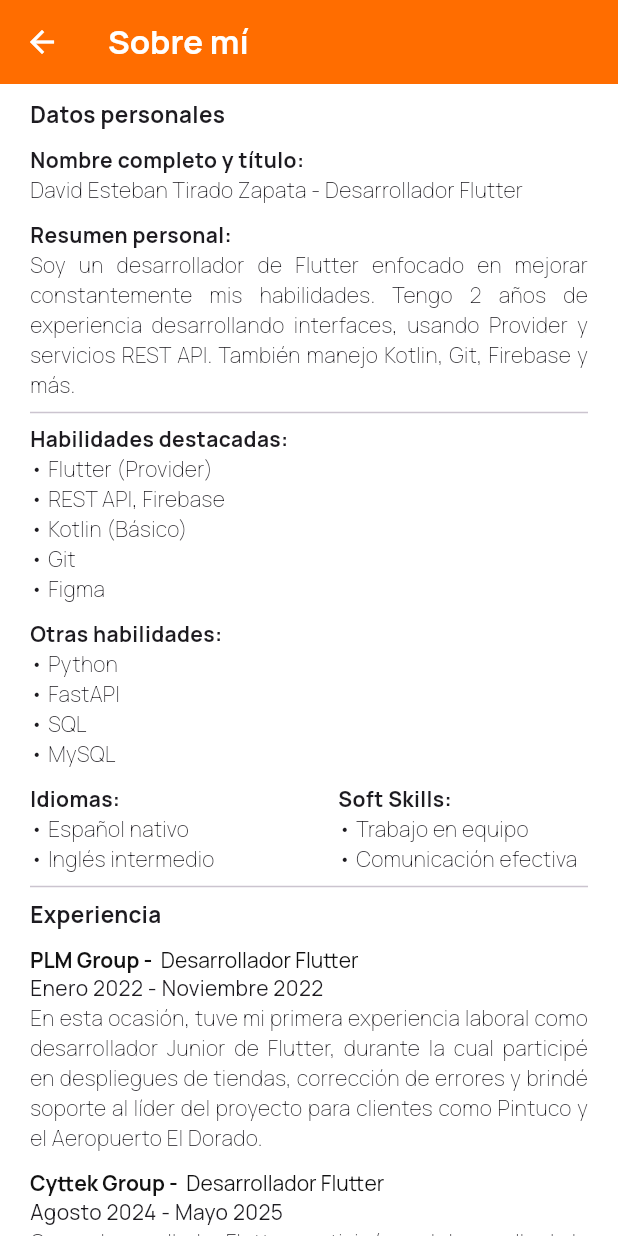
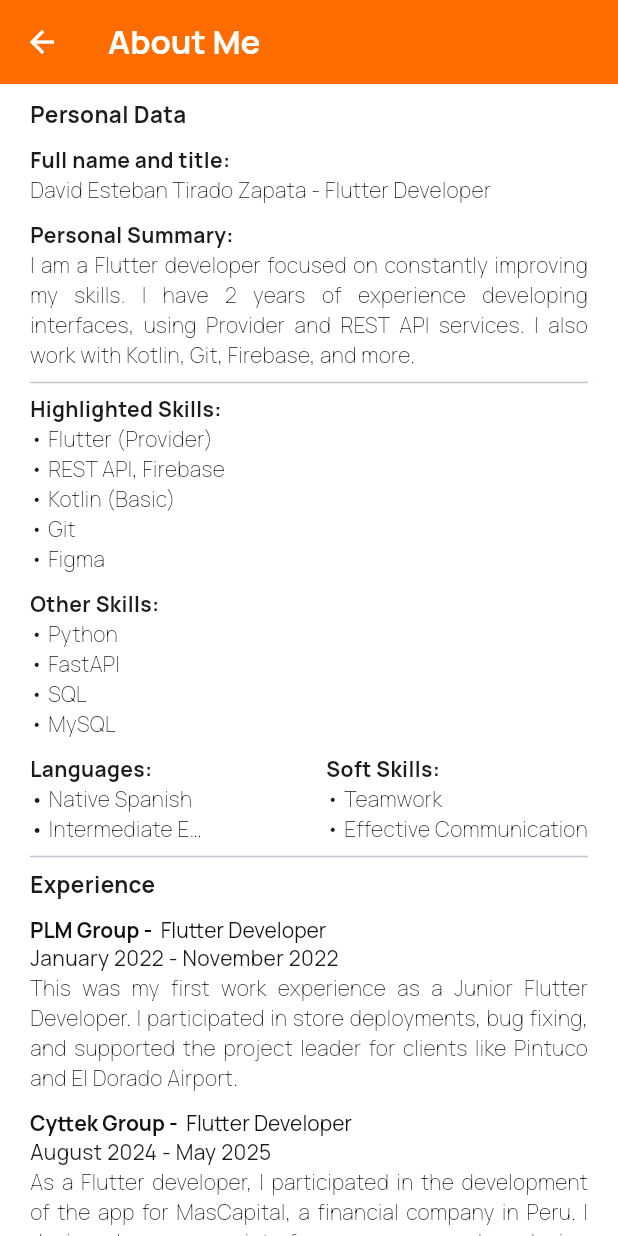
Before and after one commit to DavidTiradoDev/my_cv, a Flutter app: the AbouteMeScreen screen opened directly, on a phone screen of 412 x 824 dp. Run offline on Flutter 3.47's test engine with Material 3 defaults, Android fonts, the phone set to English and light mode, and no system bars; our stand-ins replace easy_localization, get, google_fonts, lottie, lucide_icons_flutter; missing offline and left inert: easy_url_launcher.

Commit message:
implementación de idiomas

```diff
--- /dev/null
+++ b/assets/lang/en.json
@@ -0,0 +1,50 @@
+{
+    "welcome_portfolio": "Welcome to my portfolio",
+    "welcome": "Welcome",
+    "my_name_is": "my name is",
+    "view_info": "Here you can see all my professional information",
+    "projects": "Projects",
+    "about_me": "About Me",
+    "contacts": "Contacts",
+    "studies": "Studies",
+    "personal_data": "Personal Data",
+    "full_name_title": "Full name and title:",
+    "full_name": "David Esteban Tirado Zapata - Flutter Developer",
+    "personal_summary_title": "Personal Summary:",
+    "personal_summary": "I am a Flutter developer focused on constantly improving my skills. I have 2 years of experience developing interfaces, using Provider and REST API services. I also work with Kotlin, Git, Firebase, and more.",
+    "highlighted_skills_title": "Highlighted Skills:",
+    "highlighted_skills": "• Flutter (Provider)\n• REST API, Firebase\n• Kotlin (Basic)\n• Git\n• Figma",
+    "other_skills_title": "Other Skills:",
+    "other_skills": "• Python\n• FastAPI\n• SQL\n• MySQL",
+    "languages_title": "Languages:",
+    "spanish": "Native Spanish",
+    "english": "Intermediate English",
+    "soft_skills_title": "Soft Skills:",
+    "soft_skills": "• Teamwork\n• Effective Communication",
+    "experience": "Experience",
+    "flutter_dev": "Flutter Developer",
+    "jan_2022_nov_2022": "January 2022 - November 2022",
+    "first_experience": "This was my first work experience as a Junior Flutter Developer. I participated in store deployments, bug fixing, and supported the project leader for clients like Pintuco and El Dorado Airport.",
+    "aug_2024_may_2025": "August 2024 - May 2025",
+    "mascapital_experience": "As a Flutter developer, I participated in the development of the app for MasCapital, a financial company in Peru. I designed user interfaces, proposed design improvements, consumed REST APIs, contributed to native Android implementation for card payments, and helped integrate Firebase into the project.",
+    "my_contacts": "My Contact Info",
+    "phone": "Phone: +57 305 2004610",
+    "email": "Email",
+    "my_degrees": "My Degrees",
+    "high_school": "High School Graduate",
+    "school_name": "Institución Educativa Avelino Saldarriaga",
+    "year_2020": "Year - 2020",
+    "my_diplomas": "My Diplomas",
+    "basic_programming": "Basic Programming",
+    "year_2023": "Year - 2023",
+    "data_analysis": "Data Analysis with Python",
+    "programming_concepts": "Programming Concepts",
+    "flutter_course": "Flutter - Your Complete Development Guide for IOS and Android",
+    "software_eng_fundamentals": "Software Engineering Fundamentals",
+    "git_github": "Git and Github",
+    "mobile_dev": "Mobile App Development",
+    "intro_android_dev": "Introduction to Android App Development",
+    "year_2024": "Year - 2024",
+    "decision_skills_title": "How to solve problems and make decisions effectively",
+    "view_certificates": "View Certificates"
+}
--- a/lib/about_me/interface/aboute_me_screen.dart
+++ b/lib/about_me/interface/aboute_me_screen.dart
@@ -1,3 +1,4 @@
+import 'package:easy_localization/easy_localization.dart';
 import 'package:flutter/material.dart';
 import 'package:google_fonts/google_fonts.dart';
 import 'package:my_cv/utils/colors.dart';
@@ -13,7 +14,7 @@ class AbouteMeScreen extends StatelessWidget {
       backgroundColor: AppColors.white,
       appBar: AppBar(
         title: Text(
-          'Sobre mí',
+          context.tr('about_me'),
           style: GoogleFonts.manrope(fontWeight: FontWeight.bold),
         ),
         backgroundColor: AppColors.orange,
@@ -29,7 +30,7 @@ class AbouteMeScreen extends StatelessWidget {
             crossAxisAlignment: CrossAxisAlignment.start,
             children: [
               Text(
-                'Datos personales',
+                context.tr('personal_data'),
                 style: GoogleFonts.manrope(
                   fontWeight: FontWeight.bold,
                   fontSize: AppDimensions.fontNormal,
@@ -37,73 +38,78 @@ class AbouteMeScreen extends StatelessWidget {
               ),
               SizedBox(height: 10),
               Text(
-                'Nombre completo y título:',
+                context.tr('full_name_title'),
                 style: GoogleFonts.manrope(fontWeight: FontWeight.bold),
               ),
               Text(
-                'David Esteban Tirado Zapata - Desarrollador Flutter',
+                context.tr('full_name'),
                 style: GoogleFonts.manrope(fontWeight: FontWeight.w100),
                 textAlign: TextAlign.justify,
               ),
               SizedBox(height: 10),
               Text(
-                'Resumen personal:',
+                context.tr('personal_summary_title'),
                 style: GoogleFonts.manrope(fontWeight: FontWeight.bold),
               ),
               Text(
-                'Soy un desarrollador de Flutter enfocado en mejorar constantemente mis habilidades. Tengo 2 años de experiencia desarrollando interfaces, usando Provider y servicios REST API. También manejo Kotlin, Git, Firebase y más.',
+                context.tr('personal_summary'),
                 style: GoogleFonts.manrope(fontWeight: FontWeight.w100),
                 textAlign: TextAlign.justify,
               ),
               Divider(),
               Text(
-                'Habilidades destacadas:',
+                context.tr('highlighted_skills_title'),
                 style: GoogleFonts.manrope(fontWeight: FontWeight.bold),
               ),
               Text(
-                '• Flutter (Provider)\n• REST API, Firebase\n• Kotlin (Básico)\n• Git\n• Figma',
+                context.tr('highlighted_skills'),
                 style: GoogleFonts.manrope(fontWeight: FontWeight.w100),
                 textAlign: TextAlign.justify,
               ),
               SizedBox(height: 10),
               Text(
-                'Otras habilidades:',
+                context.tr('other_skills_title'),
                 style: GoogleFonts.manrope(fontWeight: FontWeight.bold),
               ),
               Text(
-                '• Python\n• FastAPI\n• SQL\n• MySQL',
+                context.tr('other_skills'),
                 style: GoogleFonts.manrope(fontWeight: FontWeight.w100),
                 textAlign: TextAlign.justify,
               ),
               SizedBox(height: 10),
               Row(
+                mainAxisAlignment: MainAxisAlignment.start,
+                crossAxisAlignment: CrossAxisAlignment.start,
                 children: [
-                  Column(
-                    crossAxisAlignment: CrossAxisAlignment.start,
-                    children: [
-                      Text(
-                        'Idiomas:',
-                        style: GoogleFonts.manrope(fontWeight: FontWeight.bold),
-                      ),
-                      Text(
-                        '• Español nativo\n• Inglés intermedio',
-                        style: GoogleFonts.manrope(fontWeight: FontWeight.w100),
-                        textAlign: TextAlign.justify,
-                      ),
-                    ],
+                  Expanded(
+                    child: Column(
+                      crossAxisAlignment: CrossAxisAlignment.start,
+                      mainAxisAlignment: MainAxisAlignment.start,
+                      children: [
+                        Text(
+                          context.tr('languages_title'),
+                          style: GoogleFonts.manrope(
+                            fontWeight: FontWeight.bold,
+                          ),
+                        ),
+                        _buildTextWithPoint(context.tr('spanish')),
+                        _buildTextWithPoint(context.tr('english')),
+                      ],
+                    ),
                   ),
                   SizedBox(width: size.width * 0.2),
                   Column(
                     crossAxisAlignment: CrossAxisAlignment.start,
                     children: [
                       Text(
-                        'Soft Skills:',
+                        context.tr('soft_skills_title'),
                         style: GoogleFonts.manrope(fontWeight: FontWeight.bold),
                       ),
                       Text(
-                        '• Trabajo en equipo\n• Comunicación efectiva',
+                        context.tr('soft_skills'),
                         style: GoogleFonts.manrope(fontWeight: FontWeight.w100),
                         textAlign: TextAlign.justify,
+                        overflow: TextOverflow.ellipsis,
                       ),
                     ],
                   ),
@@ -111,7 +117,7 @@ class AbouteMeScreen extends StatelessWidget {
               ),
               Divider(),
               Text(
-                'Experiencia',
+                context.tr('experience'),
                 style: GoogleFonts.manrope(
                   fontWeight: FontWeight.bold,
                   fontSize: AppDimensions.fontNormal,
@@ -129,15 +135,18 @@ class AbouteMeScreen extends StatelessWidget {
                       ),
                     ),
                     TextSpan(
-                      text: 'Desarrollador Flutter',
+                      text: context.tr('flutter_dev'),
                       style: GoogleFonts.manrope(color: AppColors.black),
                     ),
                   ],
                 ),
               ),
-              Text('Enero 2022 - Noviembre 2022', style: GoogleFonts.manrope()),
               Text(
-                'En esta ocasión, tuve mi primera experiencia laboral como desarrollador Junior de Flutter, durante la cual participé en despliegues de tiendas, corrección de errores y brindé soporte al líder del proyecto para clientes como Pintuco y el Aeropuerto El Dorado.',
+                context.tr('jan_2022_nov_2022'),
+                style: GoogleFonts.manrope(),
+              ),
+              Text(
+                context.tr('first_experience'),
                 style: GoogleFonts.manrope(fontWeight: FontWeight.w100),
                 textAlign: TextAlign.justify,
               ),
@@ -153,15 +162,18 @@ class AbouteMeScreen extends StatelessWidget {
                       ),
                     ),
                     TextSpan(
-                      text: 'Desarrollador Flutter',
+                      text: context.tr('flutter_dev'),
                       style: GoogleFonts.manrope(color: AppColors.black),
                     ),
                   ],
                 ),
               ),
-              Text('Agosto 2024 - Mayo 2025', style: GoogleFonts.manrope()),
               Text(
-                'Como desarrollador Flutter, participé en el desarrollo de la app para MasCapital, una empresa financiera en Perú. Diseñé interfaces de usuario, propuse mejoras de diseño, consumí APIs REST, contribuí a la implementación nativa de Android para pagos con tarjeta y participé en la integración de Firebase en el proyecto.',
+                context.tr('aug_2024_may_2025'),
+                style: GoogleFonts.manrope(),
+              ),
+              Text(
+                context.tr('mascapital_experience'),
                 style: GoogleFonts.manrope(fontWeight: FontWeight.w100),
                 textAlign: TextAlign.justify,
               ),
@@ -173,3 +185,19 @@ class AbouteMeScreen extends StatelessWidget {
     );
   }
 }
+
+Widget _buildTextWithPoint(String text) {
+  return Row(
+    crossAxisAlignment: CrossAxisAlignment.start,
+    children: [
+      Text('• ', style: GoogleFonts.manrope()),
+      Expanded(
+        child: Text(
+          text,
+          style: GoogleFonts.manrope(fontWeight: FontWeight.w100),
+          overflow: TextOverflow.ellipsis,
+        ),
+      ),
+    ],
+  );
+}
--- /dev/null
+++ b/lib/common/navigator_key.dart
@@ -0,0 +1,3 @@
+import 'package:flutter/material.dart';
+
+final GlobalKey<NavigatorState> navigatorKey = GlobalKey<NavigatorState>();
--- a/pubspec.yaml
+++ b/pubspec.yaml
@@ -40,6 +40,8 @@ dependencies:
   google_fonts: ^6.2.1
   lucide_icons_flutter: ^3.0.0
   easy_url_launcher: ^0.0.7
+  easy_localization: ^3.0.7+1
+  shared_preferences: ^2.5.3
 
 dev_dependencies:
   flutter_test:
@@ -67,6 +69,7 @@ flutter:
     - assets/
     - assets/animations/
     - assets/images/
+    - assets/lang/
 
   # An image asset can refer to one or more resolution-specific "variants", see
   # https://flutter.dev/to/resolution-aware-images
```
Also changed, not shown: assets/lang/es.json (added, +50 -0 lines), lib/common/widgets/locale_builder.dart (added, +13 -0 lines), lib/common/widgets/navigations.dart (+7 -7 lines), lib/conctacs/interface/contacts_screen.dart (+5 -4 lines), lib/home/interface/home_screen.dart (+65 -7 lines), lib/main.dart (+18 -4 lines), lib/studies/interface/studies_screen.dart (+61 -59 lines), 1 other file.
